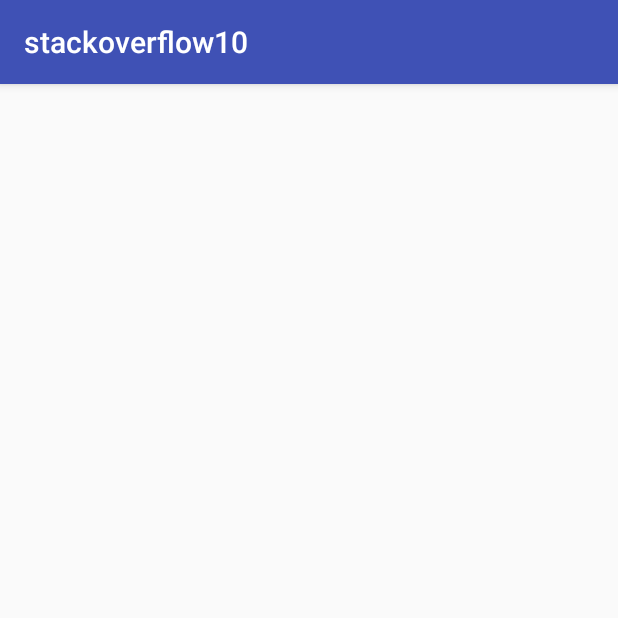
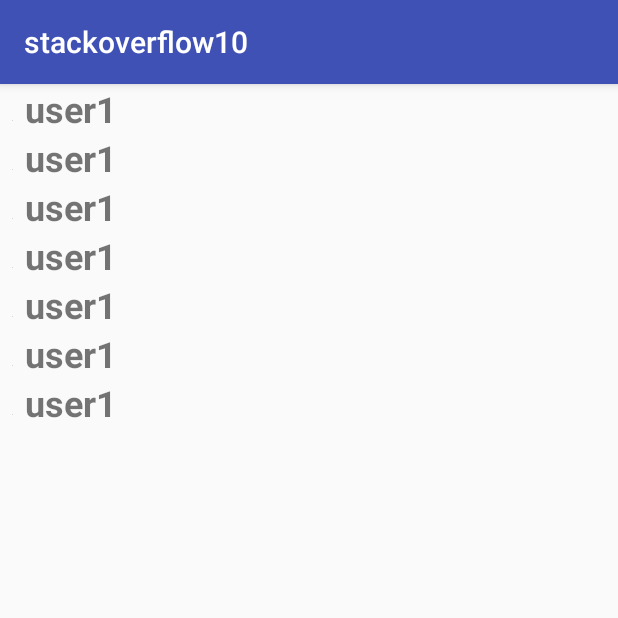
Before and after one commit to grrigore/stackoverflow10, an Android app: the screen it shows after launch (MainActivity), on a phone screen of 412 x 824 dp, the top half of it. Run offline under Robolectric (Android 15) with nearby library versions, the phone set to English and light mode, and no system bars; our stand-ins replace Picasso; pictures from the network do not load.

```diff
--- a/app/src/main/AndroidManifest.xml
+++ b/app/src/main/AndroidManifest.xml
@@ -1,6 +1,8 @@
 <?xml version="1.0" encoding="utf-8"?>
 <manifest xmlns:android="http://schemas.android.com/apk/res/android"
     package="com.example.grrigore.stackoverflow10">
+
+    <uses-permission android:name="android.permission.INTERNET" />
 
     <application
         android:allowBackup="true"
--- a/app/src/main/java/com/example/grrigore/stackoverflow10/MainActivity.java
+++ b/app/src/main/java/com/example/grrigore/stackoverflow10/MainActivity.java
@@ -1,13 +1,44 @@
 package com.example.grrigore.stackoverflow10;
 
+import android.os.Bundle;
 import android.support.v7.app.AppCompatActivity;
-import android.os.Bundle;
+import android.support.v7.widget.LinearLayoutManager;
+import android.support.v7.widget.RecyclerView;
+
+import java.util.ArrayList;
+import java.util.List;
 
 public class MainActivity extends AppCompatActivity {
+
+    private List<User> userList = new ArrayList<>();
+    private RecyclerView recyclerView;
+    private UserAdapter userAdapter;
 
     @Override
     protected void onCreate(Bundle savedInstanceState) {
         super.onCreate(savedInstanceState);
         setContentView(R.layout.activity_main);
+
+        userAdapter = new UserAdapter(userList, getApplicationContext());
+
+        recyclerView = findViewById(R.id.recycler_view);
+        RecyclerView.LayoutManager layoutManager = new LinearLayoutManager(getApplicationContext());
+        recyclerView.setLayoutManager(layoutManager);
+        recyclerView.setAdapter(userAdapter);
+
+        prepareUserData();
+    }
+
+    private void prepareUserData() {
+        User user = new User("https://www.gravatar.com/avatar/6d8ebb117e8d83d74ea95fbdd0f87e13?s=128&d=identicon&r=PG",
+                "user1", "Romania", 12, 1, 2);
+        userList.add(user);
+        userList.add(user);
+        userList.add(user);
+        userList.add(user);
+        userList.add(user);
+        userList.add(user);
+        userList.add(user);
+
     }
 }
--- a/app/src/main/java/com/example/grrigore/stackoverflow10/UserAdapter.java
+++ b/app/src/main/java/com/example/grrigore/stackoverflow10/UserAdapter.java
@@ -21,6 +21,11 @@ public class UserAdapter extends RecyclerView.Adapter<UserAdapter.MyViewHolder>
     private List<User> userList;
     private Context context;
 
+    public UserAdapter(List<User> userList, Context context) {
+        this.userList = userList;
+        this.context = context;
+    }
+
     @Override
     public MyViewHolder onCreateViewHolder(ViewGroup parent, int viewType) {
         View view = LayoutInflater.from(parent.getContext()).inflate(R.layout.list_item, parent, false);
@@ -29,9 +34,8 @@ public class UserAdapter extends RecyclerView.Adapter<UserAdapter.MyViewHolder>
 
     @Override
     public void onBindViewHolder(MyViewHolder holder, int position) {
-        User user = userList.get(position);
-        holder.userName.setText(user.getUserName());
-        Picasso.with(context).load(user.getUserProfilePicture()).into(holder.userProfileImage);
+        holder.userName.setText(userList.get(position).getUserName());
+        Picasso.with(context).load(userList.get(position).getUserProfilePicture()).into(holder.userProfileImage);
     }
 
     @Override
@@ -40,8 +44,8 @@ public class UserAdapter extends RecyclerView.Adapter<UserAdapter.MyViewHolder>
     }
 
     public class MyViewHolder extends RecyclerView.ViewHolder {
-        public TextView userName;
-        public ImageView userProfileImage;
+        TextView userName;
+        ImageView userProfileImage;
 
         public MyViewHolder(View view) {
             super(view);
@@ -49,6 +53,4 @@ public class UserAdapter extends RecyclerView.Adapter<UserAdapter.MyViewHolder>
             userProfileImage = view.findViewById(R.id.profileImage_list_item);
         }
     }
-
-
 }
--- a/app/src/main/res/layout/activity_main.xml
+++ b/app/src/main/res/layout/activity_main.xml
@@ -9,6 +9,6 @@
     <android.support.v7.widget.RecyclerView
         android:id="@+id/recycler_view"
         android:layout_width="match_parent"
-        android:layout_height="wrap_content"
+        android:layout_height="match_parent"
         android:scrollbars="vertical" />
 </LinearLayout>
--- a/app/src/main/res/layout/list_item.xml
+++ b/app/src/main/res/layout/list_item.xml
@@ -1,17 +1,17 @@
 <?xml version="1.0" encoding="utf-8"?>
 <LinearLayout xmlns:android="http://schemas.android.com/apk/res/android"
     android:layout_width="match_parent"
-    android:layout_height="match_parent"
+    android:layout_height="wrap_content"
     android:orientation="horizontal">
 
     <ImageView
+        android:layout_marginTop="8dp"
         android:id="@+id/profileImage_list_item"
         android:layout_width="wrap_content"
         android:layout_height="wrap_content"
         android:layout_gravity="center"
         android:layout_marginLeft="8dp"
-        android:layout_marginRight="8dp"
-        android:src="@mipmap/ic_launcher" />
+        android:layout_marginRight="8dp" />
 
     <TextView
         android:id="@+id/name_list_item"
```
